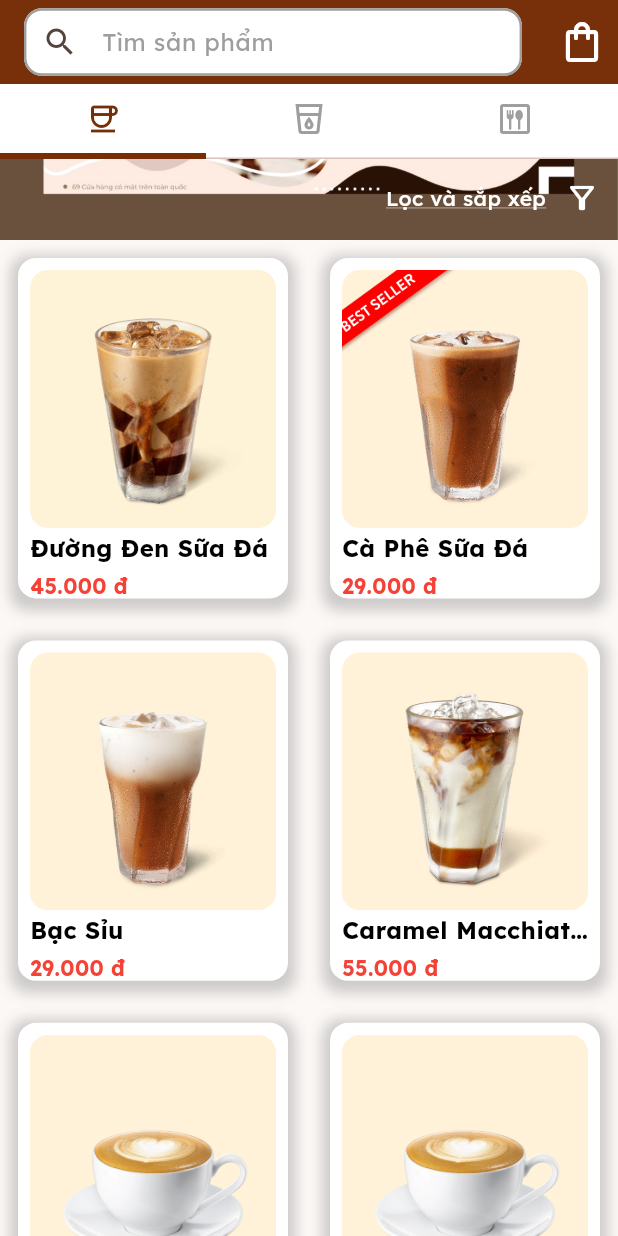
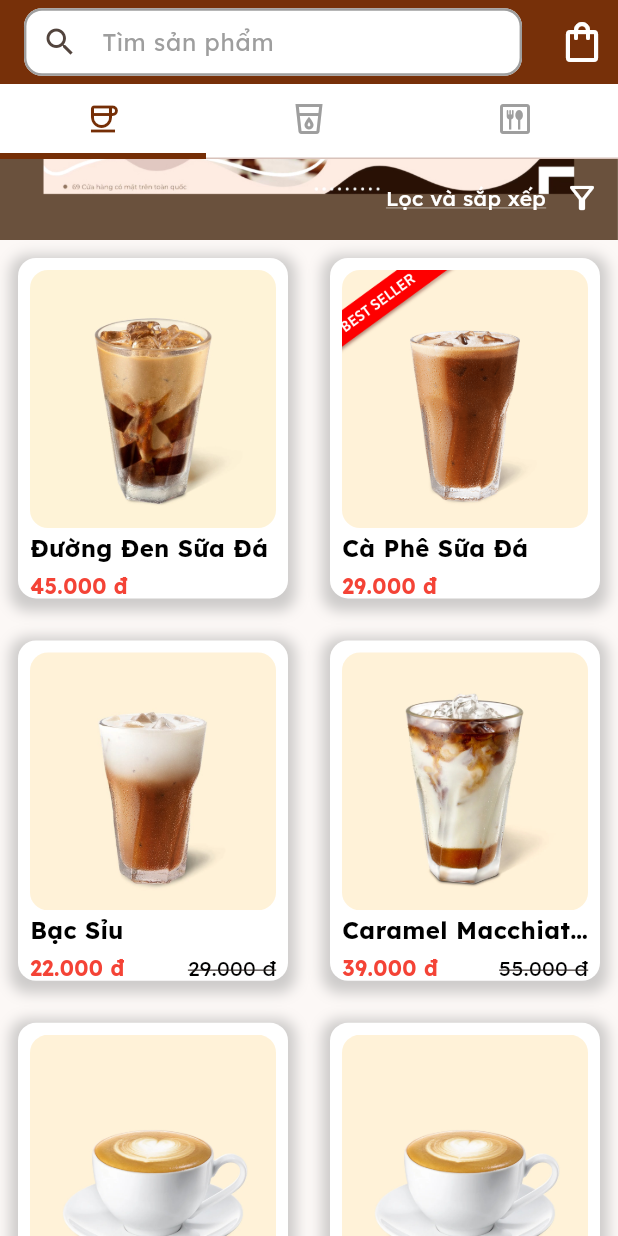
Before and after one commit to minhtun64/flutter-coffee-tea-shop-app, a Flutter app: the OrderPage screen opened directly, scrolled down 230 dp, on a phone screen of 412 x 824 dp. Run offline on Flutter 3.47's test engine with Material 3 defaults, Android fonts, the phone set to English and light mode, and no system bars; our stand-ins replace carousel_slider, flutter_svg.

Commit message:
Show sale products list

```diff
--- a/lib/modals/items.dart
+++ b/lib/modals/items.dart
@@ -4,6 +4,7 @@ class ProductItem {
   final String price;
   final String image;
   final String type;
+  String salePrice;
 
   ProductItem({
     required this.id,
@@ -11,5 +12,6 @@ class ProductItem {
     required this.price,
     required this.image,
     required this.type,
+    this.salePrice = '',
   });
 }
--- a/lib/my_app.dart
+++ b/lib/my_app.dart
@@ -14,7 +14,7 @@ class MyApp extends StatelessWidget {
     return MaterialApp(
       debugShowCheckedModeBanner: false,
       theme: AppTheme.themeData,
-      initialRoute: AppRoutes.login,
+      initialRoute: AppRoutes.navigate_home,
       scaffoldMessengerKey: SnackbarHelper.key,
       navigatorKey: NavigationHelper.key,
       onGenerateRoute: Routes.generateRoute,
--- a/lib/screens/order/order_screen.dart
+++ b/lib/screens/order/order_screen.dart
@@ -39,6 +39,7 @@ final List<ProductItem> productItems = [
     price: '29000',
     image: 'assets/images/products/coffee/coffee_3_1.jpeg',
     type: 'coffee',
+    salePrice: '22000',
   ),
   ProductItem(
     id: '4',
@@ -46,6 +47,7 @@ final List<ProductItem> productItems = [
     price: '55000',
     image: 'assets/images/products/coffee/coffee_4_1.jpeg',
     type: 'coffee',
+    salePrice: '39000',
   ),
   ProductItem(
     id: '5',
@@ -81,6 +83,7 @@ final List<ProductItem> productItems = [
     price: '55000',
     image: 'assets/images/products/coffee/coffee_5_1.jpeg',
     type: 'coffee',
+    salePrice: '49000',
   ),
   ProductItem(
     id: '5',
--- a/lib/utils/common_widgets/product_card.dart
+++ b/lib/utils/common_widgets/product_card.dart
@@ -61,11 +61,31 @@ class ProductCard extends StatelessWidget {
                 const SizedBox(
                   height: 4,
                 ),
-                Text(
-                  '${priceFormat.format(int.parse(productItem.price))}đ',
-                  maxLines: 1,
-                  overflow: TextOverflow.ellipsis,
-                  style: AppTheme.body_Small_Bold_Red,
+                Row(
+                  mainAxisAlignment: MainAxisAlignment.spaceBetween,
+                  children: [
+                    if (productItem.salePrice != '') ...[
+                      Text(
+                        '${priceFormat.format(int.parse(productItem.salePrice))}đ',
+                        maxLines: 1,
+                        overflow: TextOverflow.ellipsis,
+                        style: AppTheme.body_Small_Bold_Red,
+                      ),
+                      Text(
+                        '${priceFormat.format(int.parse(productItem.price))}đ',
+                        maxLines: 1,
+                        overflow: TextOverflow.ellipsis,
+                        style: AppTheme.body_Small_Thin_Black_LineThrough,
+                      ),
+                    ] else ...[
+                      Text(
+                        '${priceFormat.format(int.parse(productItem.price))}đ',
+                        maxLines: 1,
+                        overflow: TextOverflow.ellipsis,
+                        style: AppTheme.body_Small_Bold_Red,
+                      ),
+                    ]
+                  ],
                 ),
               ],
             ),
--- a/lib/values/app_strings.dart
+++ b/lib/values/app_strings.dart
@@ -49,6 +49,8 @@ class AppStrings {
   static const String bestSeller = 'Bestseller';
   static const String promotion = 'Khuyến mãi';
   static const String store = 'Cửa hàng';
+  static const String specialOffer = 'ƯU ĐÃI ĐẶC BIỆT';
+  static const String viewAll = 'Xem tất cả';
 
 // ORDER
   static const String searchProduct = 'Tìm sản phẩm';
--- a/lib/values/app_theme.dart
+++ b/lib/values/app_theme.dart
@@ -142,6 +142,13 @@ class AppTheme {
     fontSize: 14,
   );
 
+  static const TextStyle body_Small_Thin_Black_LineThrough = TextStyle(
+    fontFamily: 'Lexend',
+    color: Colors.black,
+    fontSize: 14,
+    decoration: TextDecoration.lineThrough,
+  );
+
   static const TextStyle body_Medium_Bold_Black = TextStyle(
     fontFamily: 'Lexend',
     color: Colors.black,
```
Also changed, not shown: lib/screens/home/home_screen.dart (+8 -0 lines), lib/screens/home/widgets/home_special_offer.dart (added, +50 -0 lines).
